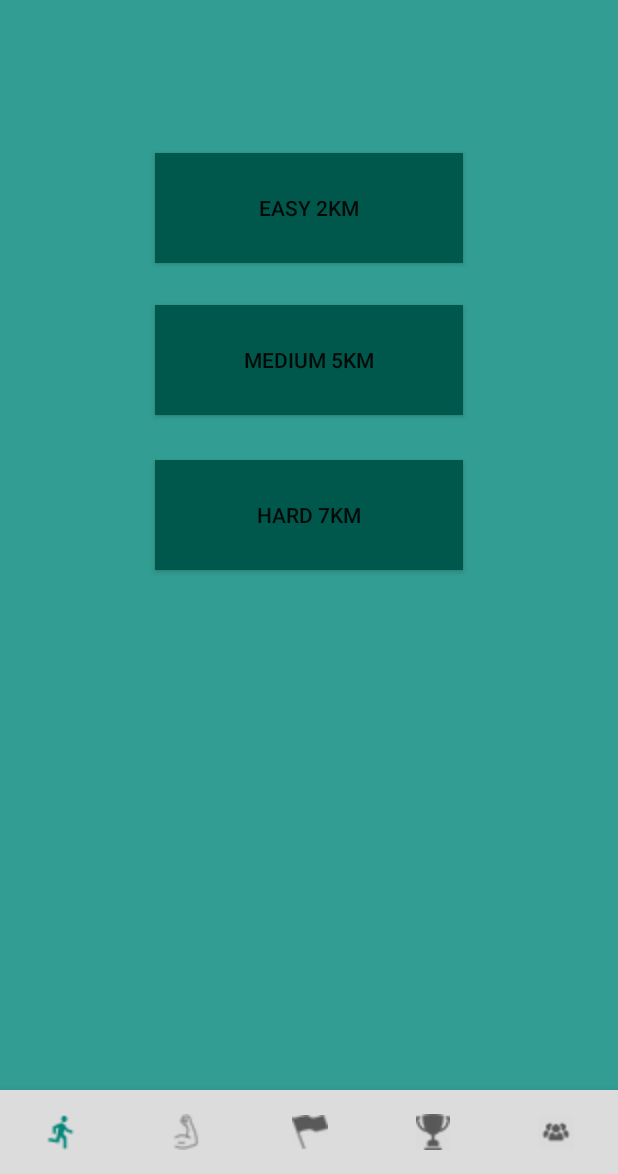
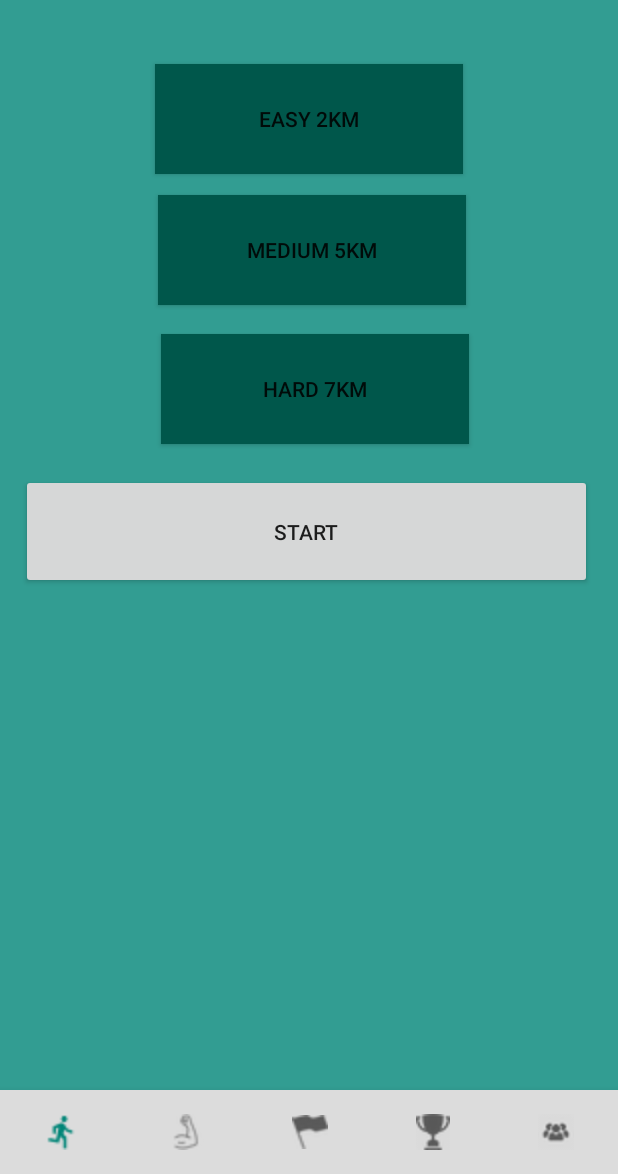
Before and after one commit to Badajaz/ActivityGO, an Android app: the fragment IrCorridaFragment placed in its activity, on a phone screen of 412 x 824 dp, the part 62-1236 px from its top. Run offline under Robolectric (Android 15) with nearby library versions, the phone set to English and light mode, and no system bars.

Commit message:
ir corrida

```diff
--- a/androidProjects - copia/app/src/main/java/com/example/android/activitygo/IrCorridaFragment.java
+++ b/androidProjects - copia/app/src/main/java/com/example/android/activitygo/IrCorridaFragment.java
@@ -1,11 +1,13 @@
 package com.example.android.activitygo;
 
+import android.app.FragmentManager;
+import android.app.FragmentTransaction;
 import android.os.Bundle;
 import android.app.Fragment;
 import android.view.LayoutInflater;
 import android.view.View;
 import android.view.ViewGroup;
-
+import android.widget.Button;
 
 
 public class IrCorridaFragment extends Fragment {
@@ -18,8 +20,25 @@ public class IrCorridaFragment extends Fragment {
     @Override
     public View onCreateView(LayoutInflater inflater, ViewGroup container,
                              Bundle savedInstanceState) {
-        // Inflate the layout for this fragment
-        return inflater.inflate(R.layout.fragment_ir_corrida, container, false);
+       View v = inflater.inflate(R.layout.fragment_ir_corrida,container,false);
+
+       Button start = (Button) v.findViewById(R.id.buttonStart);
+
+
+       start.setOnClickListener(new View.OnClickListener() {
+
+           public void onClick(View v) {
+               Fragment SelectedFragment = new IrCorridaEasy();
+               FragmentManager fm = getFragmentManager();
+               FragmentTransaction ft = fm.beginTransaction();
+               ft.replace(R.id.fragment_container,  SelectedFragment,"IrCorridaEasy");
+               ft.addToBackStack("IrCorridaFragment");
+               ft.commit();
+           }
+       });
+
+
+       return v;
     }
 
 
--- a/androidProjects - copia/app/src/main/res/layout/fragment_ir_corrida.xml
+++ b/androidProjects - copia/app/src/main/res/layout/fragment_ir_corrida.xml
@@ -4,7 +4,8 @@
     android:layout_width="match_parent"
     android:layout_height="match_parent"
     tools:context=".IrCorridaFragment"
-    android:background="#329d92">
+    android:background="#329d92"
+    android:layout_marginBottom="50dp">
 
     <!-- TODO: Update blank fragment layout -->
 
@@ -15,9 +16,9 @@
         android:layout_below="@+id/toggleButton2"
         android:layout_alignParentStart="true"
         android:layout_alignParentEnd="true"
-        android:layout_marginStart="103dp"
-        android:layout_marginTop="28dp"
-        android:layout_marginEnd="103dp"
+        android:layout_marginStart="105dp"
+        android:layout_marginTop="14dp"
+        android:layout_marginEnd="101dp"
         android:background="@color/colorPrimaryDark"
         android:textOff="Medium 5KM"
         android:textOn="Letting go  off Easy! 200 Points" />
@@ -29,9 +30,9 @@
         android:layout_below="@+id/toggleButton3"
         android:layout_alignParentStart="true"
         android:layout_alignParentEnd="true"
-        android:layout_marginStart="103dp"
-        android:layout_marginTop="30dp"
-        android:layout_marginEnd="103dp"
+        android:layout_marginStart="107dp"
+        android:layout_marginTop="19dp"
+        android:layout_marginEnd="99dp"
         android:background="@color/colorPrimaryDark"
         android:textOff="Hard 7KM"
         android:textOn="It's a Hard's day's life! 500 Points" />
@@ -44,24 +45,24 @@
         android:layout_alignParentTop="true"
         android:layout_alignParentEnd="true"
         android:layout_marginStart="103dp"
-        android:layout_marginTop="87dp"
+        android:layout_marginTop="28dp"
         android:layout_marginEnd="103dp"
         android:background="@color/colorPrimaryDark"
         android:textOff="Easy 2KM"
         android:textOn="Let's Go Easy! 100 Points" />
 
     <Button
-        android:id="@+id/button14"
-        android:layout_width="159dp"
-        android:layout_height="61dp"
+        android:id="@+id/buttonStart"
+        android:layout_width="353dp"
+        android:layout_height="175dp"
         android:layout_below="@+id/toggleButton4"
         android:layout_alignParentStart="true"
         android:layout_alignParentEnd="true"
         android:layout_alignParentBottom="true"
-        android:layout_marginStart="114dp"
-        android:layout_marginTop="32dp"
-        android:layout_marginEnd="111dp"
-        android:layout_marginBottom="110dp"
+        android:layout_marginStart="14dp"
+        android:layout_marginTop="20dp"
+        android:layout_marginEnd="17dp"
+        android:layout_marginBottom="26dp"
         android:text="Start" />
 
 </RelativeLayout>
```
Also changed, not shown: androidProjects - copia/app/src/main/java/com/example/android/activitygo/IrCorridaEasy.java (added, +24 -0 lines), androidProjects - copia/app/src/main/res/layout/fragment_ir_corrida_easy.xml (added, +33 -0 lines).
